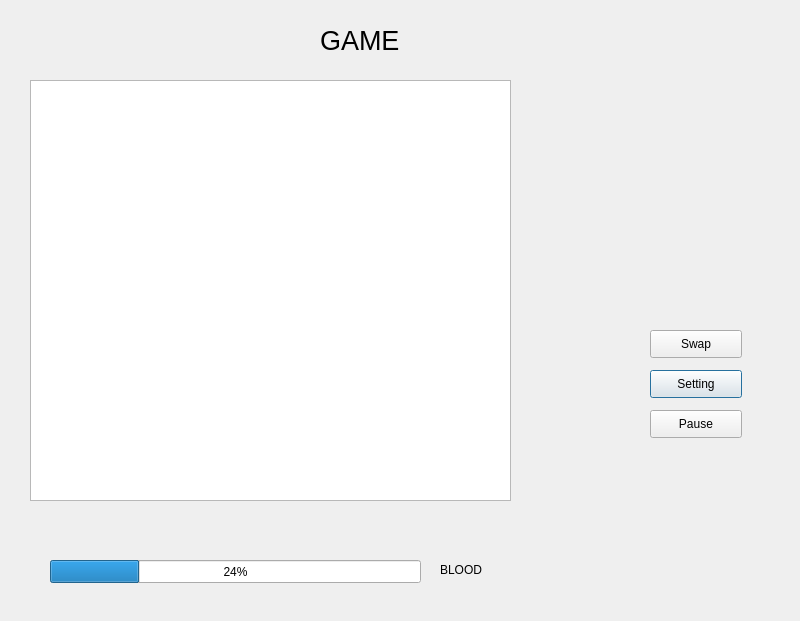
sisifuCha/DS-Final-Game, file cgamedlg.ui: the form before one commit.
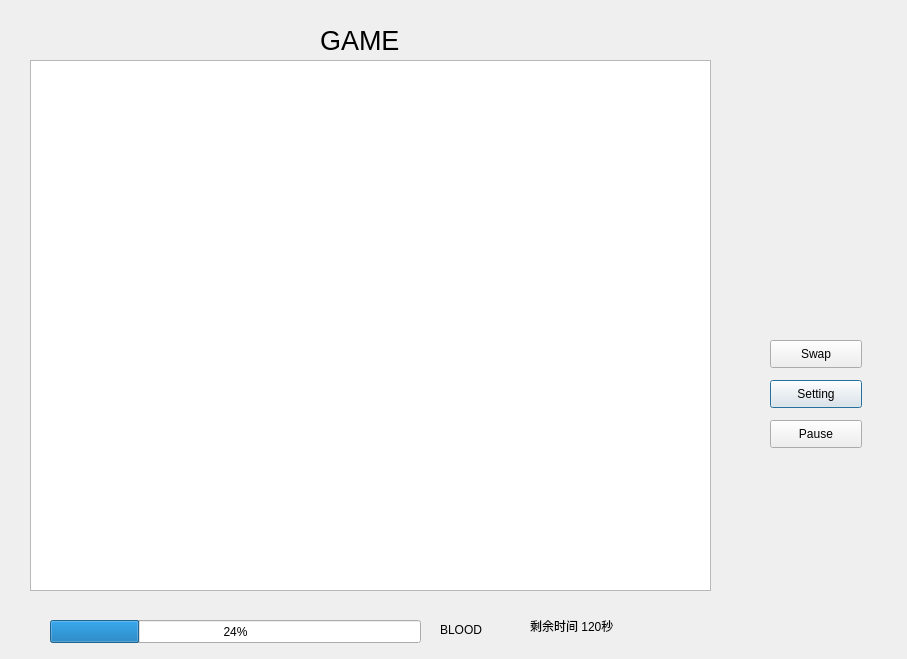
The form after the commit.

```diff
--- a/cgamedlg.ui
+++ b/cgamedlg.ui
@@ -6,8 +6,8 @@
    <rect>
     <x>0</x>
     <y>0</y>
-    <width>800</width>
-    <height>621</height>
+    <width>907</width>
+    <height>659</height>
    </rect>
   </property>
   <property name="windowTitle">
@@ -17,7 +17,7 @@
    <property name="geometry">
     <rect>
      <x>50</x>
-     <y>560</y>
+     <y>620</y>
      <width>371</width>
      <height>23</height>
     </rect>
@@ -29,8 +29,8 @@
   <widget class="QPushButton" name="settingButton">
    <property name="geometry">
     <rect>
-     <x>650</x>
-     <y>370</y>
+     <x>770</x>
+     <y>380</y>
      <width>92</width>
      <height>28</height>
     </rect>
@@ -60,8 +60,8 @@
   <widget class="QPushButton" name="pushButton_2">
    <property name="geometry">
     <rect>
-     <x>650</x>
-     <y>410</y>
+     <x>770</x>
+     <y>420</y>
      <width>92</width>
      <height>28</height>
     </rect>
@@ -74,7 +74,7 @@
    <property name="geometry">
     <rect>
      <x>440</x>
-     <y>560</y>
+     <y>620</y>
      <width>69</width>
      <height>19</height>
     </rect>
@@ -87,17 +87,17 @@
    <property name="geometry">
     <rect>
      <x>30</x>
-     <y>80</y>
-     <width>481</width>
-     <height>421</height>
+     <y>60</y>
+     <width>681</width>
+     <height>531</height>
     </rect>
    </property>
   </widget>
   <widget class="QPushButton" name="SwapButton">
    <property name="geometry">
     <rect>
-     <x>650</x>
-     <y>330</y>
+     <x>770</x>
+     <y>340</y>
      <width>92</width>
      <height>28</height>
     </rect>
@@ -106,6 +106,19 @@
     <string>Swap</string>
    </property>
   </widget>
+  <widget class="QLabel" name="timesLabel">
+   <property name="geometry">
+    <rect>
+     <x>530</x>
+     <y>610</y>
+     <width>121</width>
+     <height>31</height>
+    </rect>
+   </property>
+   <property name="text">
+    <string>剩余时间 120秒</string>
+   </property>
+  </widget>
  </widget>
  <resources/>
  <connections/>
```
